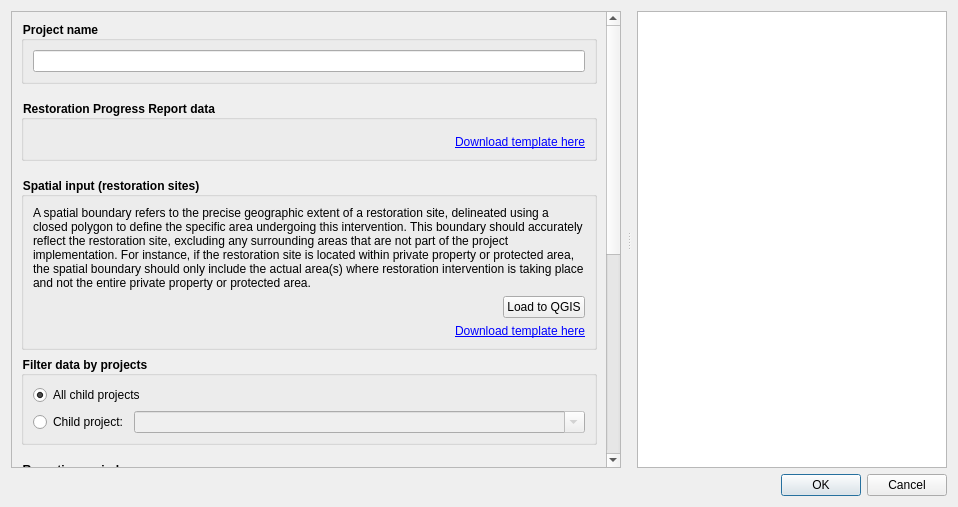
First picture: the form in LDMP/gui/DlgEcosystemReportingRestorationProgress.ui, repository ConservationInternational/trends.earth, before the edit.
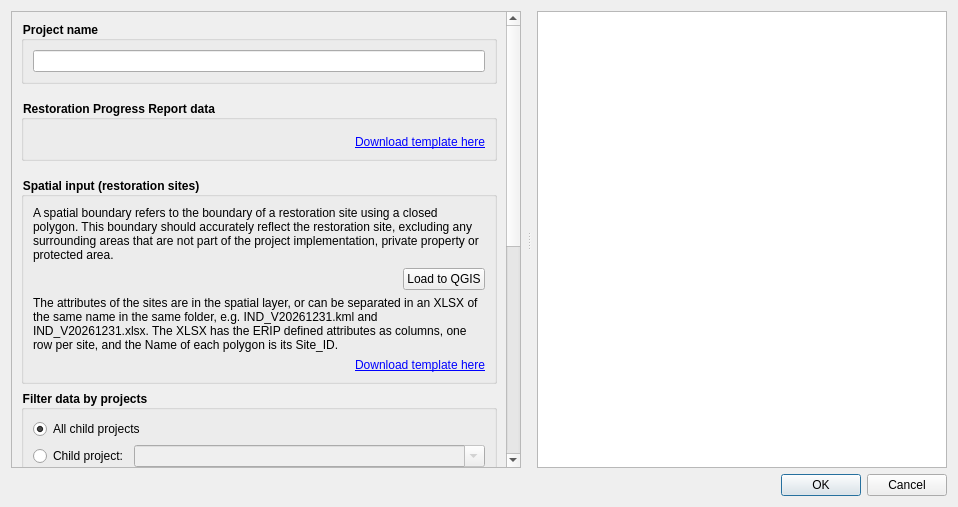
Second picture: the form after the edit. Custom widgets are drawn as their Qt base class.

Commit message: Update download format to be able in separate attribute file

```diff
--- a/LDMP/gui/DlgEcosystemReportingRestorationProgress.ui
+++ b/LDMP/gui/DlgEcosystemReportingRestorationProgress.ui
@@ -164,7 +164,7 @@
            <item>
             <widget class="QLabel" name="spatial_layers_help_label">
              <property name="text">
-              <string>A spatial boundary refers to the precise geographic extent of a restoration site, delineated using a closed polygon to define the specific area undergoing this intervention. This boundary should accurately reflect the restoration site, excluding any surrounding areas that are not part of the project implementation. For instance, if the restoration site is located within private property or protected area, the spatial boundary should only include the actual area(s) where restoration intervention is taking place and not the entire private property or protected area.</string>
+              <string>A spatial boundary refers to the boundary of a restoration site using a closed polygon. This boundary should accurately reflect the restoration site, excluding any surrounding areas that are not part of the project implementation, private property or protected area.</string>
              </property>
              <property name="wordWrap">
               <bool>true</bool>
@@ -201,6 +201,16 @@
              </item>
             </layout>
            </item>
+           <item>
+            <widget class="QLabel" name="spatial_layers_attributes_help_label">
+             <property name="text">
+              <string>The attributes of the sites are in the spatial layer, or can be separated in an XLSX of the same name in the same folder, e.g. IND_V20261231.kml and IND_V20261231.xlsx. The XLSX has the ERIP defined attributes as columns, one row per site, and the Name of each polygon is its Site_ID.</string>
+             </property>
+             <property name="wordWrap">
+              <bool>true</bool>
+             </property>
+            </widget>
+           </item>
            <item>
             <widget class="QLabel" name="spatial_layers_template_label">
              <property name="toolTip">
```
Left out of the diff: 4 changed lines with no effect on the pictures. The commit also changes 6 other files.
